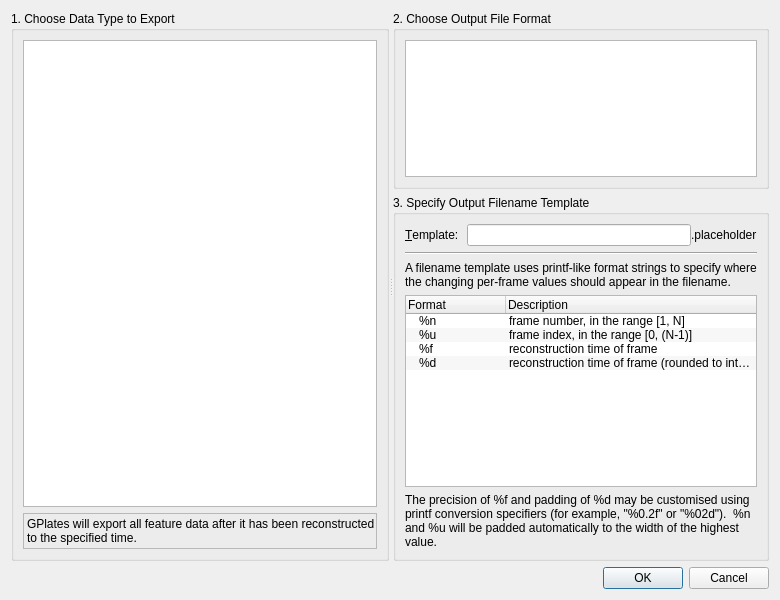
Before: the Qt Designer form src/qt-widgets/ConfigureExportParametersDialogUi.ui in GPlates/GPlates, drawn with Qt 5.
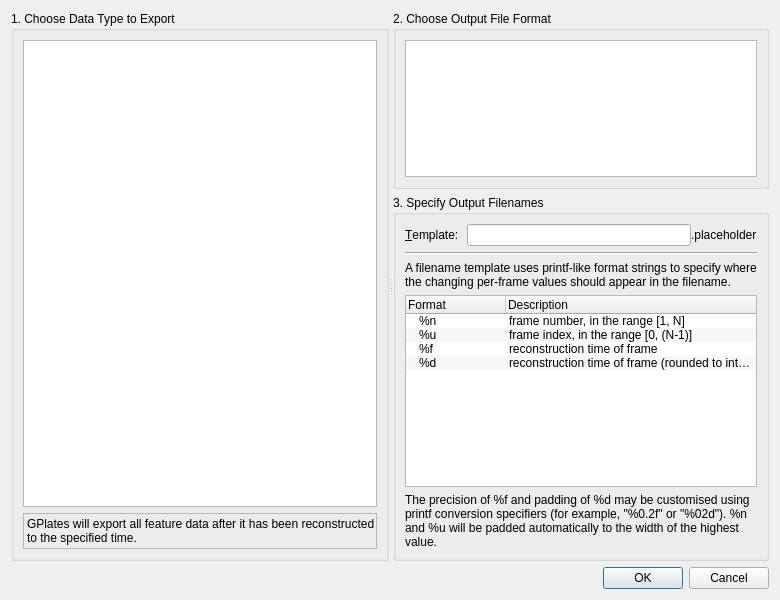
After: the same form once the commit is applied.

Commit message: (trunk) Further minor visual tweaks to the export dialog.

Patch:
```diff
--- a/src/qt-widgets/ConfigureExportParametersDialogUi.ui
+++ b/src/qt-widgets/ConfigureExportParametersDialogUi.ui
@@ -99,7 +99,7 @@
           </sizepolicy>
          </property>
          <property name="title" >
-          <string>3. Specify Output Filename Template</string>
+          <string>3. Specify Output Filenames</string>
          </property>
          <layout class="QVBoxLayout" name="verticalLayout" >
           <item>
@@ -229,7 +229,7 @@
           <item>
            <widget class="QLabel" name="label_2" >
             <property name="text" >
-             <string>The precision of %f and padding of %d may be customised using printf conversion specifiers (for example, "%0.2f" or "%02d").  %n and %u will be padded automatically to the width of the highest value.</string>
+             <string>The precision of %f and padding of %d may be customised using printf conversion specifiers (for example, "%0.2f" or "%02d"). %n and %u will be padded automatically to the width of the highest value.</string>
             </property>
             <property name="wordWrap" >
              <bool>true</bool>
```
The commit also changes 1 other file.
